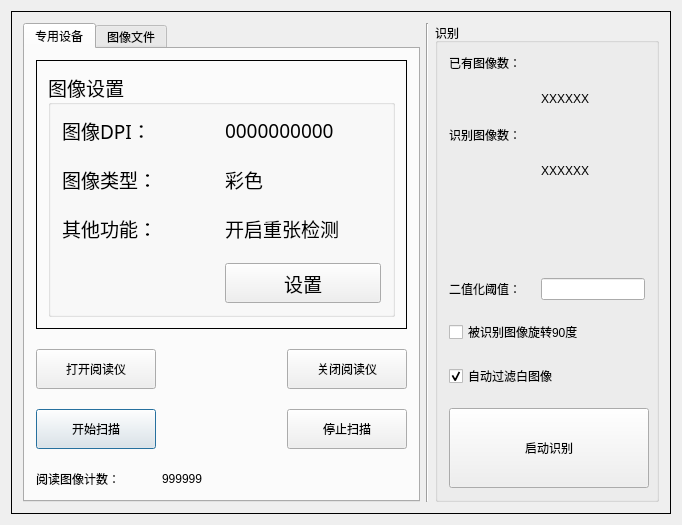
First picture: the form in FormImageAnalyzer/recognizeform.ui, repository Evan-Y-Wen/CasitMark-SDK, before the edit.
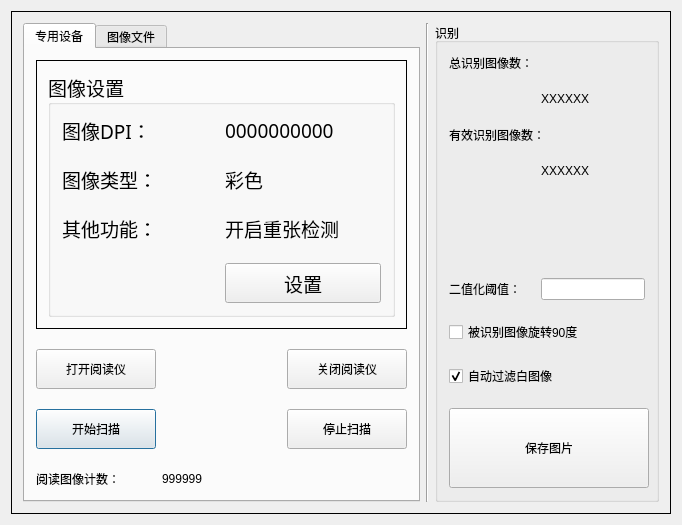
Second picture: the form after the edit.

The edit to the form file:
```diff
--- a/FormImageAnalyzer/recognizeform.ui
+++ b/FormImageAnalyzer/recognizeform.ui
@@ -372,13 +372,6 @@
            </property>
           </widget>
          </item>
-         <item row="0" column="0">
-          <widget class="QLabel" name="label_2">
-           <property name="text">
-            <string>已有图像数：</string>
-           </property>
-          </widget>
-         </item>
          <item row="8" column="0" colspan="2">
           <widget class="QPushButton" name="Button_RecognizeControl">
            <property name="sizePolicy">
@@ -394,7 +387,7 @@
             </size>
            </property>
            <property name="text">
-            <string>启动识别</string>
+            <string>保存图片</string>
            </property>
           </widget>
          </item>
@@ -418,13 +411,6 @@
            </property>
           </widget>
          </item>
-         <item row="2" column="0">
-          <widget class="QLabel" name="label_6">
-           <property name="text">
-            <string>识别图像数：</string>
-           </property>
-          </widget>
-         </item>
          <item row="7" column="0" colspan="2">
           <widget class="QCheckBox" name="CheckBox_AutoFilterWhitePage">
            <property name="text">
@@ -455,6 +441,20 @@
            </property>
           </widget>
          </item>
+         <item row="0" column="0" colspan="2">
+          <widget class="QLabel" name="label_2">
+           <property name="text">
+            <string>总识别图像数：</string>
+           </property>
+          </widget>
+         </item>
+         <item row="2" column="0" colspan="2">
+          <widget class="QLabel" name="label_6">
+           <property name="text">
+            <string>有效识别图像数：</string>
+           </property>
+          </widget>
+         </item>
         </layout>
        </widget>
       </item>
```
Left out of the diff: 14 changed lines with no effect on the pictures.
